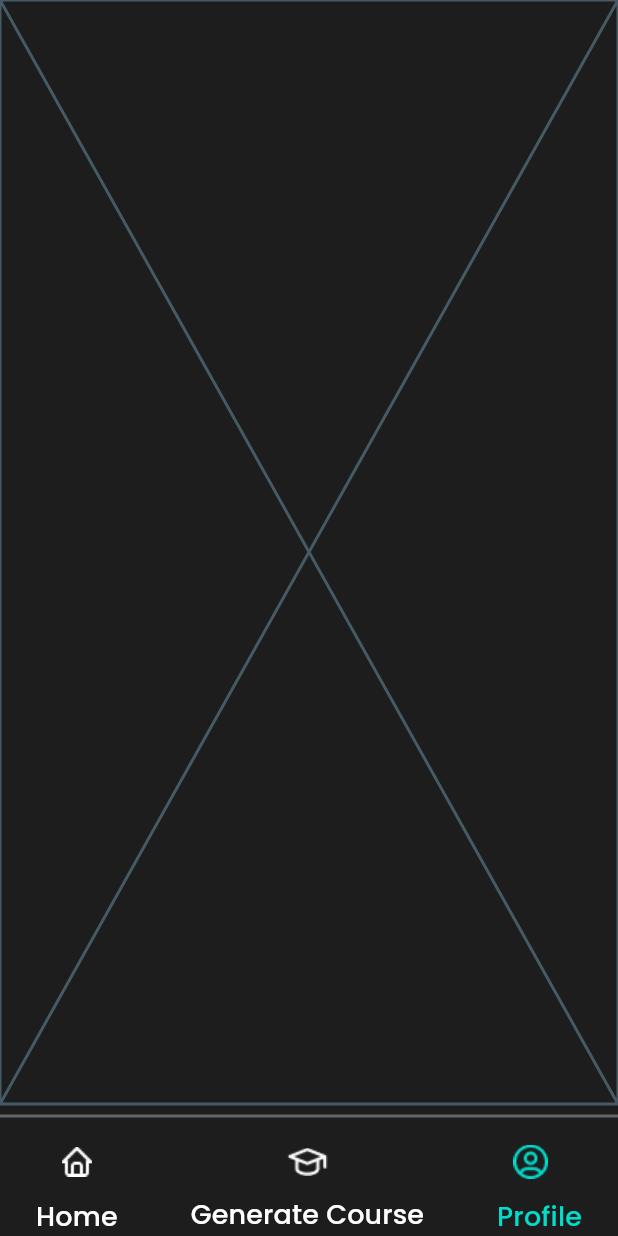
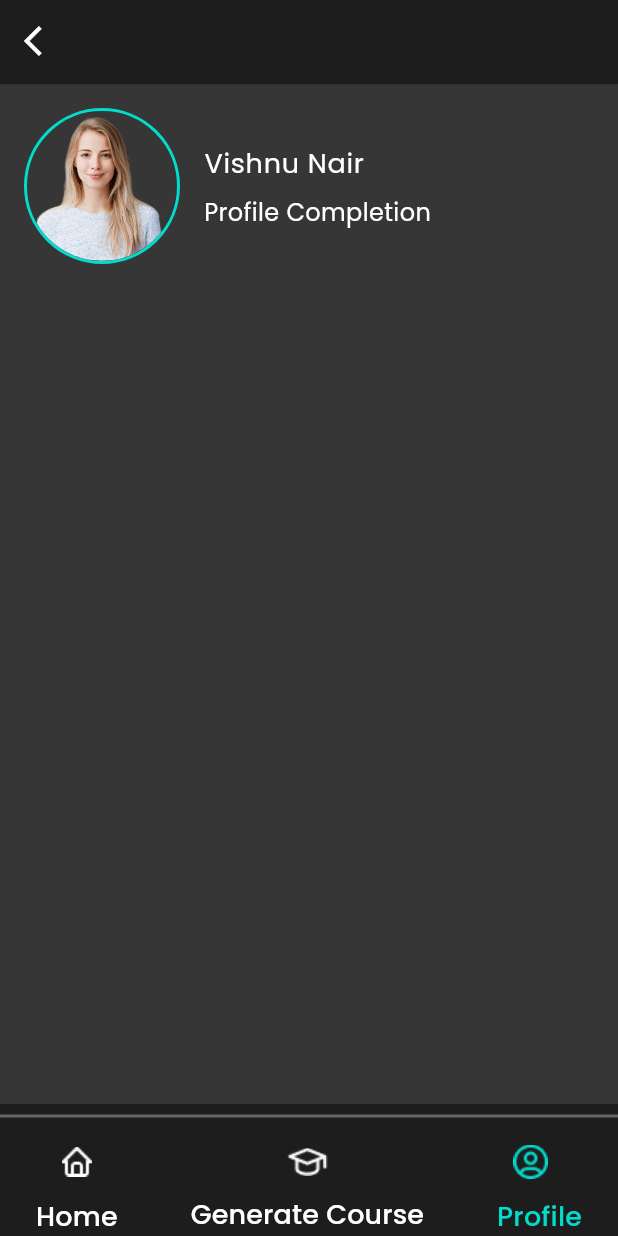
Before and after one commit to gopalkking/SeekMyCourse, a Flutter app: the screen it shows after launch, item 3 of the bottom bar chosen, on a phone screen of 412 x 824 dp. Run offline on Flutter 3.47's test engine with Material 3 defaults, Android fonts, the phone set to English and light mode, and no system bars; our stand-ins replace get, google_fonts, percent_indicator, youtube_player_flutter.

Commit message:
WIP: local changes before pulling

```diff
--- a/lib/src/View/Screens/Generate Course/generate_course_show.dart
+++ b/lib/src/View/Screens/Generate Course/generate_course_show.dart
@@ -5,6 +5,7 @@ import 'package:seek_my_course/src/View/Screens/Generate%20Course/subtopic_drawe
 import 'package:seek_my_course/src/View/Utilies/colors.dart';
 import 'package:seek_my_course/src/View/Utilies/images.dart';
 import 'package:seek_my_course/src/View/Utilies/sizedbox_widget.dart';
+import 'package:seek_my_course/src/View/Widget/common_appbar_widget.dart';
 import 'package:youtube_player_flutter/youtube_player_flutter.dart';
 
 class GenerateCourseShow extends StatefulWidget {
@@ -24,12 +25,8 @@ class _GenerateCourseShowState extends State<GenerateCourseShow> {
 
     return Scaffold(
       key: _scaffoldKey,
-       appBar: AppBar(
-        backgroundColor: Color(AppColors.lightBlack),
-        title: Text("Generate Course",style: theme.textTheme.titleSmall,),
-        leading: IconButton(onPressed: (){Get.back();}, icon: Icon(Icons.arrow_back_ios,color: Colors.white,)),
-        actions: [
-          InkWell(onTap: (){
+       appBar: CommonAppbarWidget(text: "Generate Course",onPressed: (){Get.back();},action: [
+        InkWell(onTap: (){
                 _scaffoldKey.currentState?.openEndDrawer();
           },child: Column(
              mainAxisAlignment: MainAxisAlignment.center,
@@ -37,8 +34,7 @@ class _GenerateCourseShowState extends State<GenerateCourseShow> {
             Icon(Icons.menu,color: Colors.white,),
             Text("View Subtopics ",style: theme.textTheme.bodySmall!.copyWith(color: Colors.white,fontSize: 10),)
           ],),)
-        ],
-      ),
+       ],),
       endDrawer: SubtopicDrawer(),
       body: SingleChildScrollView(
         padding: EdgeInsets.all(16),
--- a/lib/src/View/Screens/Profile/profile_screen.dart
+++ b/lib/src/View/Screens/Profile/profile_screen.dart
@@ -1,4 +1,10 @@
 import 'package:flutter/material.dart';
+import 'package:get/get.dart';
+import 'package:percent_indicator/linear_percent_indicator.dart';
+import 'package:seek_my_course/src/View/Screens/navigator_screen.dart';
+import 'package:seek_my_course/src/View/Utilies/images.dart';
+import 'package:seek_my_course/src/View/Utilies/sizedbox_widget.dart';
+import 'package:seek_my_course/src/View/Widget/common_appbar_widget.dart';
 
 class ProfileScreen extends StatefulWidget {
   const ProfileScreen({super.key});
@@ -10,6 +16,52 @@ class ProfileScreen extends StatefulWidget {
 class _ProfileScreenState extends State<ProfileScreen> {
   @override
   Widget build(BuildContext context) {
-    return const Placeholder();
+    ThemeData theme = Theme.of(context);
+    return Scaffold(
+      appBar: CommonAppbarWidget(
+        text: "",
+        onPressed: () {
+          Get.to(NavigatorScreen(index: 0));
+        },
+      ),
+      body: SingleChildScrollView(
+        padding: EdgeInsets.all(16),
+        child: Column(
+          children: [
+            Row(
+              children: [
+                Container(
+                  decoration: BoxDecoration(
+                    shape: BoxShape.circle,
+                    border: Border.all(
+                      color: theme.splashColor,
+                      width: 2.0,
+                    ),
+                  ),
+                  child: ClipOval(child: Image.asset(AppImages.photo,height: 100,width: 100,fit: BoxFit.cover,)),
+                ),
+                16.hspace,
+                Column(
+                  crossAxisAlignment: CrossAxisAlignment.start,
+                  children: [
+                    Text("Vishnu Nair",style: theme.textTheme.bodyLarge,),8.vspace,
+                    Text("Profile Completion",style: theme.textTheme.bodyMedium,),
+                    // LinearPercentIndicator(
+                    //       width: MediaQuery.of(context).size.width - 40,
+                    //       animation: true,
+                    //       lineHeight: 20.0,
+                    //       animationDuration: 2000,
+                    //       percent: 1.0,
+                    //       barRadius: const Radius.circular(10),
+                    //       progressColor:  theme.splashColor,
+                    //     )
+                  ],
+                )
+              ],
+            ),
+          ],
+        ),
+      ),
+    );
   }
 }
--- a/lib/src/View/Utilies/images.dart
+++ b/lib/src/View/Utilies/images.dart
@@ -10,6 +10,7 @@ class AppImages{
  static const String chatIcon= 'assets/images/chatIcon.png';
  static const String pencil = 'assets/images/pencil.png';
  static const String won= 'assets/images/won.png';
+ static const String photo= 'assets/images/photo.png';
 
 
 
--- a/pubspec.yaml
+++ b/pubspec.yaml
@@ -37,6 +37,7 @@ dependencies:
   get: ^4.7.2
   google_fonts: ^6.2.1
   youtube_player_flutter: ^9.1.1
+  percent_indicator: ^4.2.5
 
 dev_dependencies:
   flutter_test:
```
Also changed, not shown: assets/images/photo.png (added), pubspec.lock.
